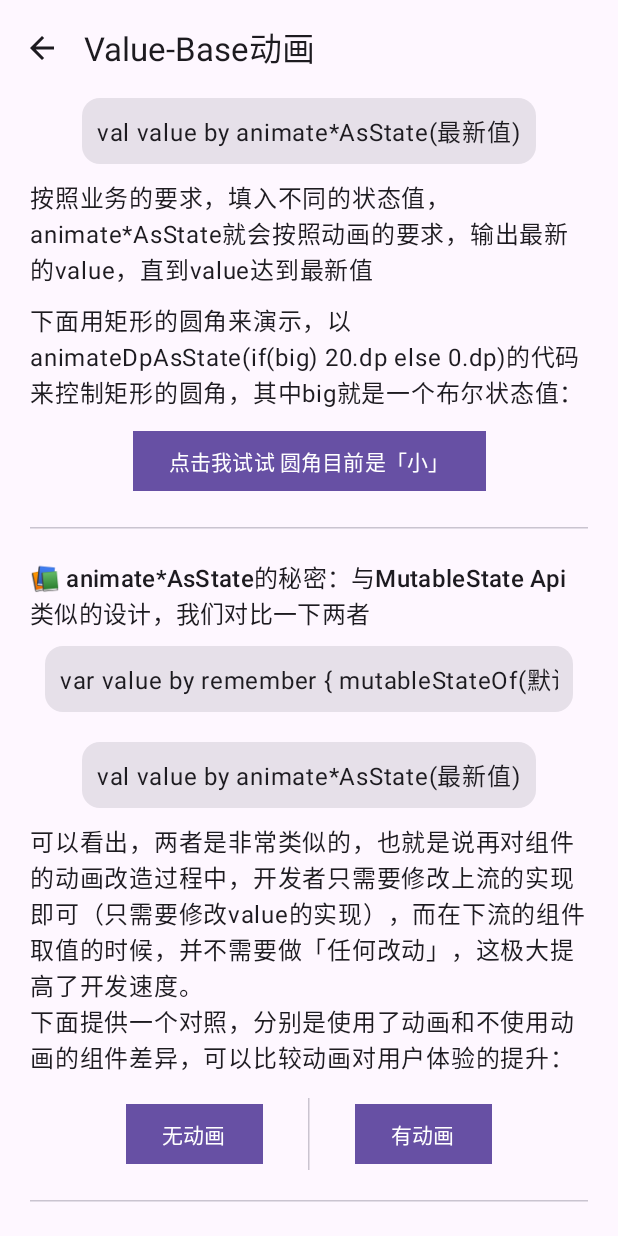
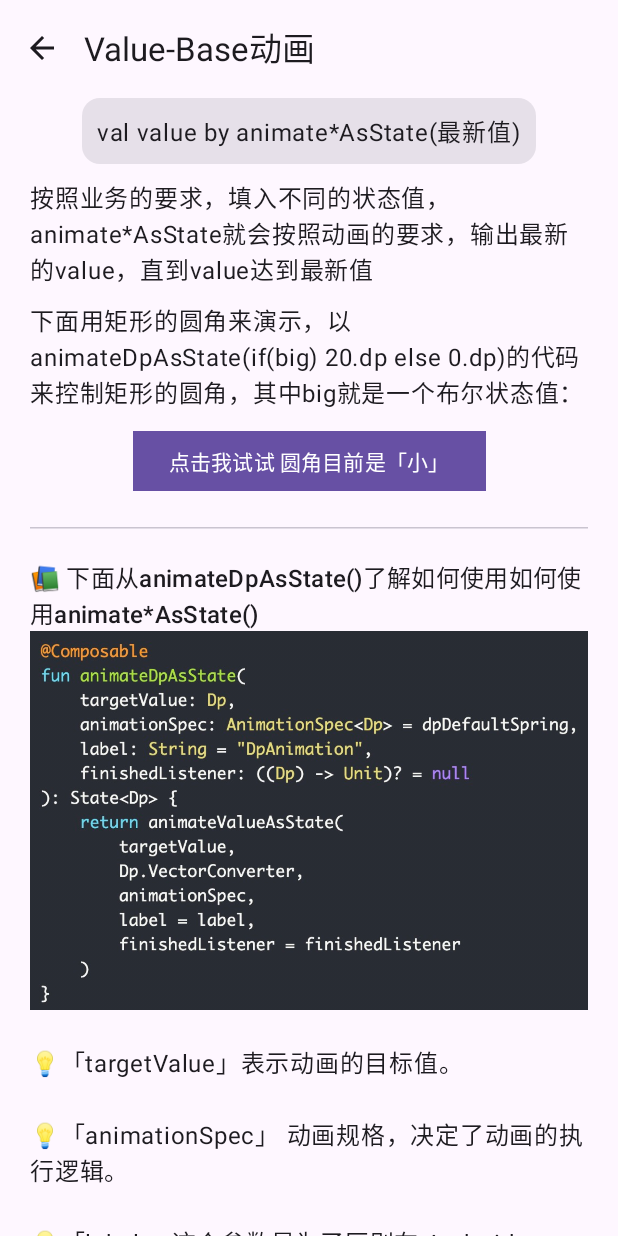
Before and after one commit to yang961226/ComposeAnimation, an Android app built with Jetpack Compose: the value_base_page screen opened through its navigation route, scrolled down 532 dp, on a phone screen of 412 x 824 dp. Run offline under Robolectric (Android 15) with nearby library versions, the phone set to English and light mode, and no system bars.

Commit message:
value-base

```diff
--- a/app/src/main/java/com/sundayting/composeanimation/ui/value_base/ValueBasePage.kt
+++ b/app/src/main/java/com/sundayting/composeanimation/ui/value_base/ValueBasePage.kt
@@ -59,6 +59,7 @@ import androidx.compose.ui.Modifier
 import androidx.compose.ui.geometry.Size
 import androidx.compose.ui.graphics.Color
 import androidx.compose.ui.graphics.graphicsLayer
+import androidx.compose.ui.layout.ContentScale
 import androidx.compose.ui.platform.LocalDensity
 import androidx.compose.ui.res.painterResource
 import androidx.compose.ui.text.SpanStyle
@@ -90,7 +91,7 @@ object ValueBasePage {
                     IconButton(onClick = { navHostController.popBackStack() }) {
                         Icon(Icons.AutoMirrored.Default.ArrowBack, contentDescription = null)
                     }
-                }
+                },
             )
         }) {
             LazyColumn(
@@ -106,10 +107,12 @@ object ValueBasePage {
                 verticalArrangement = Arrangement.spacedBy(20.dp)
             ) {
                 item("1") {
-                    Text(
-                        "📚 animate*AsState函数是 Compose 中最简单的动画 API，用于对单个值进行动画处理。\n您只需提供目标值（或最终值），API 就会开始从当前值到指定值的动画。",
-                        style = MaterialTheme.typography.titleMedium
-                    )
+                    Card {
+                        Text(
+                            "📚 animate*AsState函数是 Compose 中最简单的动画 API，用于对单个值进行动画处理。\n您只需提供目标值（或最终值），API 就会开始从当前值到指定值的动画。",
+                            style = MaterialTheme.typography.titleMedium
+                        )
+                    }
                 }
                 item("2") {
                     Block2()
@@ -123,6 +126,12 @@ object ValueBasePage {
                 item {
                     HorizontalDivider()
                 }
+                item("3.1") {
+                    Block3_1()
+                }
+                item {
+                    HorizontalDivider()
+                }
                 item("4") {
                     Block4()
                 }
@@ -132,8 +141,11 @@ object ValueBasePage {
                 item("5") {
                     Column(horizontalAlignment = Alignment.CenterHorizontally) {
                         Text(
-                            "📚 上面只提到了如何使用animate*AsState()来为不同状态之间的迁移提供最新的动画值，但是动画的「差值」如何修改的呢？在讲这个之前，先通过几个不同的案例来对比不同差值的区别：",
+                            "📚 AnimationSpec(the specification of an animation)，动画规格",
                             style = MaterialTheme.typography.titleMedium
+                        )
+                        Text(
+                            "动画规格（Spec）影响了动画在往目标值移动的过程中的具体运行逻辑，不同的Spec可以让动画产生不同的效果，下面通过实际案例看看他们的差异"
                         )
 
                         var toTarget by remember {
@@ -144,12 +156,14 @@ object ValueBasePage {
                             modifier = Modifier.padding(vertical = 10.dp),
                             verticalArrangement = Arrangement.spacedBy(10.dp)
                         ) {
+                            Text("tween（补间动画——快进慢出）")
                             AnimateDpExampleRow(
                                 toTarget = toTarget,
                                 animationSpec = tween(
                                     durationMillis = 500
                                 )
                             )
+                            Text("tween（补间动画——线性）")
                             AnimateDpExampleRow(
                                 toTarget = toTarget,
                                 animationSpec = tween(
@@ -157,9 +171,10 @@ object ValueBasePage {
                                     durationMillis = 500
                                 )
                             )
+                            Text("keyframe（关键帧动画）")
                             AnimateDpExampleRow(
                                 toTarget = toTarget,
-                                animationSpec = if(toTarget){
+                                animationSpec = if (toTarget) {
                                     keyframes {
                                         durationMillis = 500
                                         0.dp at 0 using LinearOutSlowInEasing // for 0-15 ms
@@ -167,7 +182,7 @@ object ValueBasePage {
                                         100.dp at 400 // ms
                                         150.dp at 500 // ms
                                     }
-                                }else{
+                                } else {
                                     keyframes {
                                         durationMillis = 500
                                         150.dp at 0 using LinearOutSlowInEasing // for 0-15 ms
@@ -177,6 +192,7 @@ object ValueBasePage {
                                     }
                                 }
                             )
+                            Text("弹簧动画")
                             AnimateDpExampleRow(
                                 toTarget = toTarget,
                                 animationSpec = spring(
@@ -189,9 +205,66 @@ object ValueBasePage {
                         Button(onClick = { toTarget = !toTarget }) {
                             Text("点我开始动画")
                         }
+                        Box(Modifier.height(10.dp))
+                        Text(
+                            "💡 1、tween",
+                            style = MaterialTheme.typography.titleMedium,
+                            modifier = Modifier.align(Alignment.Start)
+                        )
+                        Text(
+                            "       tween必须在规定的时间内完成，它的动画效果是基于时间参数计算的，可以使用 Easing 来指定不同的时间曲线动画效果。可以使用 tween() 方法进行创建。"
+                        )
+                        Image(
+                            painter = painterResource(id = R.drawable.valuebase_3_2),
+                            contentDescription = null,
+                            modifier = Modifier.fillMaxWidth(),
+                            contentScale = ContentScale.FillWidth
+                        )
+                        Text(
+                            """
+
+                                💡「durationMillis」表示动画的持续时间。
+
+                                💡「delayMillis」表示动画延迟时间。
+
+                                💡「easing」 动画曲线变化。
+                            """.trimIndent(),
+                            modifier = Modifier.align(Alignment.Start)
+                        )
                     }
                 }
             }
+        }
+
+    }
+
+    @Composable
+    private fun Block3_1() {
+        Column {
+            Text(
+                "📚 下面从animateDpAsState()了解如何使用如何使用animate*AsState()",
+                style = MaterialTheme.typography.titleMedium
+            )
+            Image(
+                painter = painterResource(id = R.drawable.valuebase_3_1),
+                contentDescription = null,
+                modifier = Modifier.fillMaxWidth(),
+                contentScale = ContentScale.FillWidth
+            )
+            Text(
+                """
+
+                💡「targetValue」表示动画的目标值。
+
+                💡「animationSpec」 动画规格，决定了动画的执行逻辑。
+
+                💡「label」 这个参数是为了区别在 Android Studio 中进行动画预览时，区别其它动画的。
+
+                💡「finishedListener 」可以用来监听动画的结束。
+
+            """.trimIndent()
+            )
+            Text("通常情况下，开发者只需要关注「targetValue」和「animationSpec」即可，上文中填入的值即targetValue，而animationSpec暂不展开，下文会集中讨论。")
         }
 
     }
@@ -216,7 +289,7 @@ object ValueBasePage {
             Box(
                 Modifier
                     .offset {
-                        IntOffset(offsetDp.roundToPx(),0)
+                        IntOffset(offsetDp.roundToPx(), 0)
                     }
                     .size(50.dp)
                     .background(Color.Red.copy(0.2f))
```
Also changed, not shown: app/src/main/res/drawable/valuebase_3_1.jpg (added), app/src/main/res/drawable/valuebase_3_2.jpg (added).
